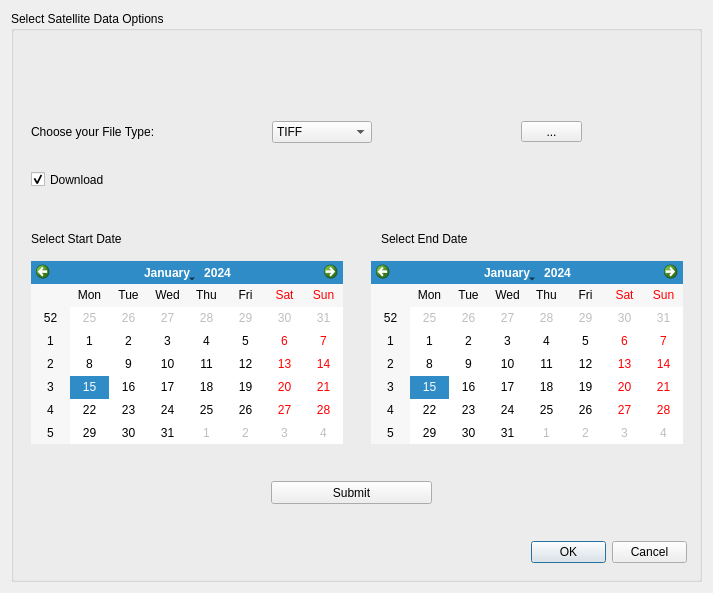
First picture: the form in sathub_ai_dialog_base.ui, repository theokretz/SatHubAI, before the edit.
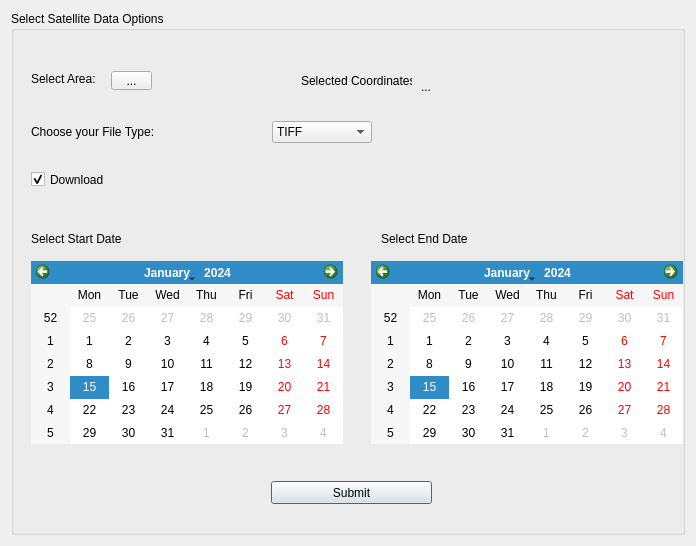
Second picture: the form after the edit.

Commit message: v2 added area drawing tool, user can now select the coordinates by drawing a rectangle on the map & plugin is now docked instead of floating

Patch:
```diff
--- a/sathub_ai_dialog_base.ui
+++ b/sathub_ai_dialog_base.ui
@@ -6,8 +6,8 @@
    <rect>
     <x>0</x>
     <y>0</y>
-    <width>713</width>
-    <height>593</height>
+    <width>696</width>
+    <height>546</height>
    </rect>
   </property>
   <property name="windowTitle">
@@ -39,19 +39,6 @@
        </rect>
       </property>
      </widget>
-     <widget class="QDialogButtonBox" name="bbOkCancel">
-      <property name="geometry">
-       <rect>
-        <x>520</x>
-        <y>530</y>
-        <width>156</width>
-        <height>23</height>
-       </rect>
-      </property>
-      <property name="standardButtons">
-       <set>QDialogButtonBox::Cancel|QDialogButtonBox::Ok</set>
-      </property>
-     </widget>
      <widget class="QLabel" name="label_2">
       <property name="geometry">
        <rect>
@@ -107,20 +94,33 @@
        <bool>true</bool>
       </property>
      </widget>
-     <widget class="QToolButton" name="toolButton">
+     <widget class="QLabel" name="label_4">
       <property name="geometry">
        <rect>
-        <x>510</x>
-        <y>110</y>
-        <width>61</width>
-        <height>21</height>
+        <x>20</x>
+        <y>60</y>
+        <width>121</width>
+        <height>16</height>
+       </rect>
+      </property>
+      <property name="text">
+       <string>Select Area:</string>
+      </property>
+     </widget>
+     <widget class="QToolButton" name="tbSelectArea">
+      <property name="geometry">
+       <rect>
+        <x>100</x>
+        <y>60</y>
+        <width>41</width>
+        <height>19</height>
        </rect>
       </property>
       <property name="text">
        <string>...</string>
       </property>
      </widget>
-     <widget class="QWidget" name="">
+     <widget class="QWidget" name="layoutWidget">
       <property name="geometry">
        <rect>
         <x>20</x>
@@ -190,6 +190,32 @@
        </item>
       </layout>
      </widget>
+     <widget class="QLabel" name="label_5">
+      <property name="geometry">
+       <rect>
+        <x>290</x>
+        <y>60</y>
+        <width>111</width>
+        <height>20</height>
+       </rect>
+      </property>
+      <property name="text">
+       <string>Selected Coordinates</string>
+      </property>
+     </widget>
+     <widget class="QLabel" name="label_coordinates">
+      <property name="geometry">
+       <rect>
+        <x>410</x>
+        <y>60</y>
+        <width>251</width>
+        <height>31</height>
+       </rect>
+      </property>
+      <property name="text">
+       <string>...</string>
+      </property>
+     </widget>
     </widget>
    </item>
   </layout>
```
The commit also changes 10 other files.
